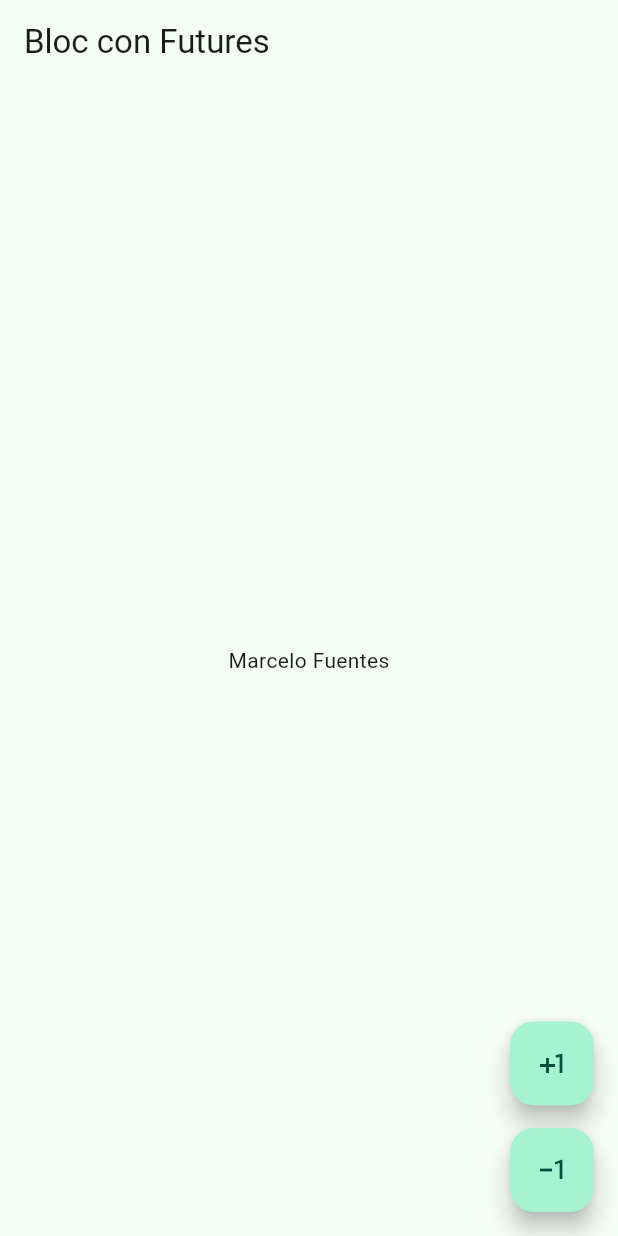
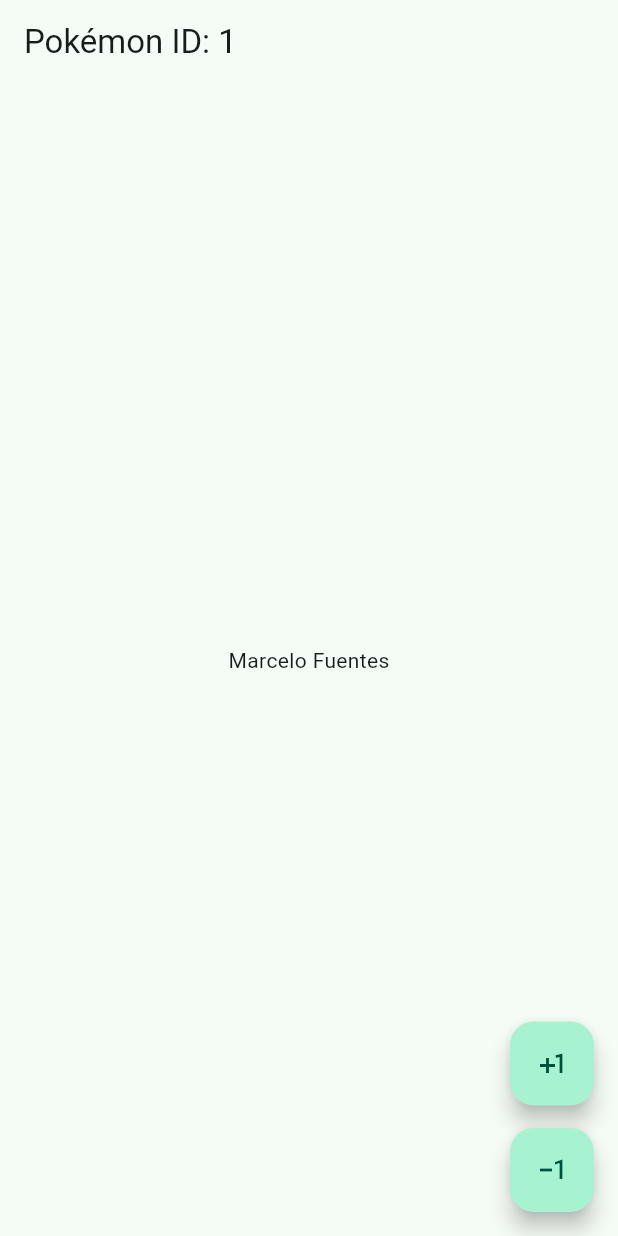
Before and after one commit to marcelojmfr10/flutter-bloc, a Flutter app: the PokemonScreen screen opened by its route, on a phone screen of 412 x 824 dp. Run offline on Flutter 3.47's test engine with Material 3 defaults, Android fonts, the phone set to English and light mode, and no system bars; our stand-ins replace bloc, dio, equatable, flutter_bloc, get_it, go_router; missing offline and left inert: random_name_generator; statements that could not run were skipped.

Commit message:
Pokemon Bloc

```diff
--- a/lib/main.dart
+++ b/lib/main.dart
@@ -20,6 +20,7 @@ class BlocsProviders extends StatelessWidget {
         BlocProvider(create: (context) => getIt<CounterCubit>()),
         BlocProvider(create: (context) => getIt<ThemeCubit>()),
         BlocProvider(create: (context) => getIt<GuestsBloc>()),
+        BlocProvider(create: (context) => getIt<PokemonBloc>()),
       ],
       child: MainApp(),
     );
--- /dev/null
+++ b/lib/presentation/blocs/05_pokemon/pokemon_bloc.dart
@@ -0,0 +1,11 @@
+import 'package:bloc/bloc.dart';
+import 'package:equatable/equatable.dart';
+
+part 'pokemon_event.dart';
+part 'pokemon_state.dart';
+
+class PokemonBloc extends Bloc<PokemonEvent, PokemonState> {
+  PokemonBloc() : super(PokemonState()) {
+    on<PokemonEvent>((event, emit) {});
+  }
+}
--- /dev/null
+++ b/lib/presentation/blocs/05_pokemon/pokemon_event.dart
@@ -0,0 +1,18 @@
+part of 'pokemon_bloc.dart';
+
+sealed class PokemonEvent extends Equatable {
+  const PokemonEvent();
+
+  @override
+  List<Object> get props => [];
+}
+
+class PokemonAdded extends PokemonEvent {
+  final int id;
+  final String name;
+
+  const PokemonAdded(this.id, this.name);
+
+  @override
+  List<Object> get props => [id, name];
+}
--- /dev/null
+++ b/lib/presentation/blocs/05_pokemon/pokemon_state.dart
@@ -0,0 +1,12 @@
+part of 'pokemon_bloc.dart';
+
+class PokemonState extends Equatable {
+  final Map<int, String> pokemons;
+  const PokemonState({this.pokemons = const {}});
+
+  PokemonState copyWith({Map<int, String>? pokemons}) =>
+      PokemonState(pokemons: pokemons ?? this.pokemons);
+
+  @override
+  List<Object> get props => [pokemons];
+}
--- a/lib/presentation/blocs/blocs.dart
+++ b/lib/presentation/blocs/blocs.dart
@@ -2,4 +2,5 @@ export '01_simple_cubit/username_cubit.dart';
 export '02_counter/counter_cubit.dart';
 export '03_theme/theme_cubit.dart';
 export '04_guests/guests_bloc.dart';
+export '05_pokemon/pokemon_bloc.dart';
 export './service_locator.dart';
--- a/lib/presentation/blocs/service_locator.dart
+++ b/lib/presentation/blocs/service_locator.dart
@@ -10,4 +10,5 @@ void serviceLocatorInit() {
   getIt.registerSingleton(CounterCubit());
   getIt.registerSingleton(ThemeCubit());
   getIt.registerSingleton(GuestsBloc());
+  getIt.registerSingleton(PokemonBloc());
 }
--- a/lib/presentation/screens/05_pokemon/pokemon_screen.dart
+++ b/lib/presentation/screens/05_pokemon/pokemon_screen.dart
@@ -1,12 +1,19 @@
 import 'package:flutter/material.dart';
 
-class PokemonScreen extends StatelessWidget {
+class PokemonScreen extends StatefulWidget {
   const PokemonScreen({super.key});
+
+  @override
+  State<PokemonScreen> createState() => _PokemonScreenState();
+}
+
+class _PokemonScreenState extends State<PokemonScreen> {
+  int pokemonId = 1;
 
   @override
   Widget build(BuildContext context) {
     return Scaffold(
-      appBar: AppBar(title: const Text('Bloc con Futures')),
+      appBar: AppBar(title: Text('Pokémon ID: $pokemonId')),
       body: const Center(child: Text('Marcelo Fuentes')),
       floatingActionButton: Column(
         mainAxisAlignment: MainAxisAlignment.end,
@@ -14,7 +21,10 @@ class PokemonScreen extends StatelessWidget {
           FloatingActionButton(
             heroTag: 'btn-add',
             child: const Icon(Icons.plus_one),
-            onPressed: () {},
+            onPressed: () {
+              pokemonId++;
+              setState(() {});
+            },
           ),
 
           const SizedBox(height: 15),
@@ -22,7 +32,11 @@ class PokemonScreen extends StatelessWidget {
           FloatingActionButton(
             heroTag: 'btn-minus',
             child: const Icon(Icons.exposure_minus_1),
-            onPressed: () {},
+            onPressed: () {
+              if (pokemonId <= 1) return;
+              pokemonId--;
+              setState(() {});
+            },
           ),
         ],
       ),
```
